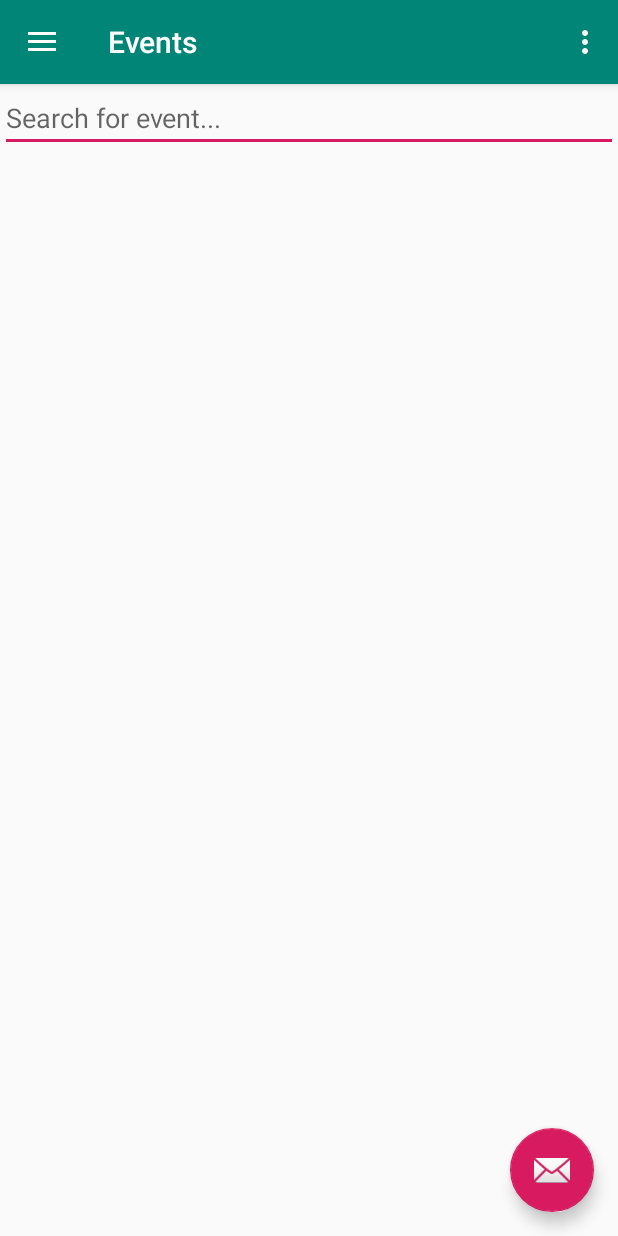
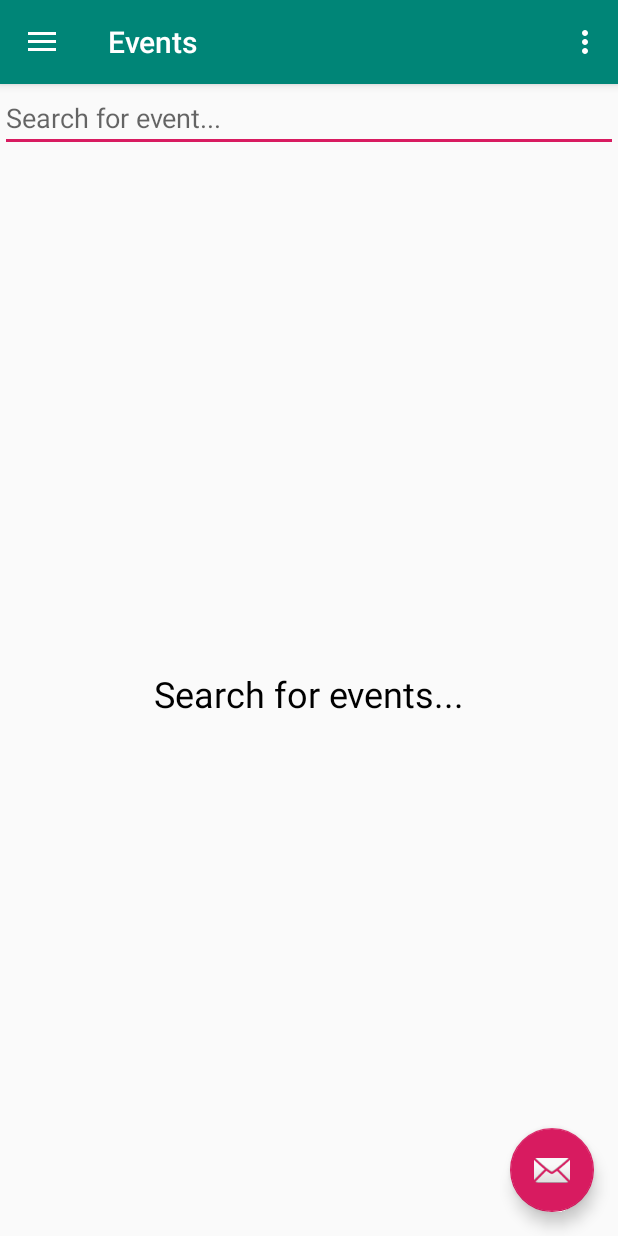
Before and after one commit to gdarwish/NextEvent, an Android app: the screen it shows after launch (MainActivity), on a phone screen of 412 x 824 dp. Run offline under Robolectric (Android 15) with nearby library versions, the phone set to English and light mode, and no system bars; our stand-ins replace Picasso, Volley, navigation-ui; libraries missing offline, so code that uses them is left out: ca.alidali.mainapi; pictures from the network do not load; 2 statements that could not run were skipped.

Commit message:
Finished SavedEvent

```diff
--- a/app/src/main/java/com/nextevent/Fragments/EventsFragment.java
+++ b/app/src/main/java/com/nextevent/Fragments/EventsFragment.java
@@ -7,9 +7,7 @@ import androidx.fragment.app.Fragment;
 import androidx.recyclerview.widget.LinearLayoutManager;
 import androidx.recyclerview.widget.RecyclerView;
 import ca.alidali.mainapi.APIResponse;
-import ca.alidali.mainapi.MainAPI;
 
-import android.util.Log;
 import android.view.KeyEvent;
 import android.view.LayoutInflater;
 import android.view.View;
@@ -19,7 +17,6 @@ import android.widget.TextView;
 
 import com.android.volley.Request;
 import com.google.gson.Gson;
-import com.google.gson.JsonObject;
 import com.nextevent.API.EventSingleton;
 import com.nextevent.JavaBeans.CustomRecyclerviewAdapter;
 import com.nextevent.JavaBeans.Event;
@@ -33,7 +30,8 @@ import static com.nextevent.MainActivity.fab;
 
 
 /**
- * A simple {@link Fragment} subclass.
+ * @author Ghaith Darwish
+ * @Last Modified: 30/03/2020
  */
 public class EventsFragment extends Fragment implements APIResponse {
 
@@ -41,41 +39,30 @@ public class EventsFragment extends Fragment implements APIResponse {
     CustomRecyclerviewAdapter adapter;
     ArrayList<Event> events = new ArrayList<>();
     EditText searBar;
+    TextView noEventsText;
 
     HashMap<String, String> headers = new HashMap<>();
     String url = "https://api.predicthq.com/v1/events/?q=";
-
 
     public EventsFragment() {
         // Required empty public constructor
     }
 
-
     @Override
     public View onCreateView(LayoutInflater inflater, ViewGroup container,
                              Bundle savedInstanceState) {
-        // Inflate the layout for this fragment
-        View view = inflater.inflate(R.layout.fragment_events, container, false);
+        final View view = inflater.inflate(R.layout.fragment_events, container, false);
 
         fab.hide();
         searBar = view.findViewById(R.id.searchBar);
         recyclerView = view.findViewById(R.id.eventRecyclerView);
         recyclerView.setLayoutManager(new LinearLayoutManager(getContext()));
-
-
+        noEventsText = view.findViewById(R.id.noEventsText);
         // API KEY
         headers.put("Authorization", getString(R.string.api_key));
-        // API URL
 
-
-//        events.add(new Event("Ghaith", "09/09/2020", "CA", "https://upload.wikimedia.org/wikipedia/commons/8/87/Google_Chrome_icon_%282011%29.png"));
-//        events.add(new Event("Ghaith", "09/09/2020", "CA", "https://imgbin.com/i/fav/android-chrome-512x512.png"));
-//        events.add(new Event("Ghaith", "09/09/2020", "CA", "https://icons.iconarchive.com/icons/martz90/circle/512/video-camera-icon.png"));
-//        events.add(new Event("Ghaith", "09/09/2020", "CA", "https://icons.iconarchive.com/icons/dtafalonso/android-l/512/WhatsApp-icon.png"));
-//        events.add(new Event("Ghaith", "09/09/2020", "CA", "https://www.lavalnews.ca/wp-content/uploads/2016/03/cropped-n-logo-black-outline-512-x-512.png"));
         // creating new instance of CustomRecyclerviewAdapter
-
-        adapter = new CustomRecyclerviewAdapter(events, getActivity(), R.id.eventToDetail);
+        adapter = new CustomRecyclerviewAdapter(events, getActivity(), R.id.eventToDetail, false);
         // Setting the adapter for the recyclerview
         recyclerView.setAdapter(adapter);
 
@@ -84,13 +71,18 @@ public class EventsFragment extends Fragment implements APIResponse {
             public boolean onEditorAction(TextView textView, int i, KeyEvent keyEvent) {
                 if (textView.getText().toString().isEmpty()) return false;
                 search(url + textView.getText().toString());
+                noEventsText.setVisibility(view.GONE);
                 return true;
             }
         });
-
         return view;
     }
 
+    /**
+     * Get data from API when searching
+     *
+     * @param search
+     */
     private void search(String search) {
         search += "&country=CA";
         EventSingleton.getInstance(getContext())
@@ -100,12 +92,8 @@ public class EventsFragment extends Fragment implements APIResponse {
 
     @Override
     public void onSuccess(Object result, int status) {
-//        Log.e("RESULT", "String\n" + result.toString());
-
         Gson gson = new Gson();
         EventResult eventResult = gson.fromJson(result.toString(), EventResult.class);
-//        Log.e("RESULT", "JSON\n" + eventResult.toString());
-
         events.clear();
 
         for (Event event : eventResult.getResults()) {
--- a/app/src/main/java/com/nextevent/Fragments/SavedFragment.java
+++ b/app/src/main/java/com/nextevent/Fragments/SavedFragment.java
@@ -43,7 +43,7 @@ public class SavedFragment extends Fragment {
         // get all events from the database and store in events ArrayList
         events = db.getAllEvents();
         // create CustomRecyclerviewAdapter object and give it the events lists, and savedEventToDetails id
-        adapter = new CustomRecyclerviewAdapter(events, getContext(), R.id.savedEventToDetails);
+        adapter = new CustomRecyclerviewAdapter(events, getContext(), R.id.savedEventToDetails, true);
         recyclerView.setLayoutManager(new LinearLayoutManager(getContext()));
         // set the recyclerview adapter
         recyclerView.setAdapter(adapter);
--- a/app/src/main/java/com/nextevent/JavaBeans/EventResult.java
+++ b/app/src/main/java/com/nextevent/JavaBeans/EventResult.java
@@ -5,6 +5,10 @@ import android.os.Parcelable;
 
 import androidx.annotation.NonNull;
 
+/**
+ * @author Ghaith Darwish
+ * @last modified: 30/03/2020
+ */
 public class EventResult implements Parcelable {
     int count;
     boolean overflow;
--- a/app/src/main/res/layout/fragment_events.xml
+++ b/app/src/main/res/layout/fragment_events.xml
@@ -18,5 +18,16 @@
     <androidx.recyclerview.widget.RecyclerView
         android:id="@+id/eventRecyclerView"
         android:layout_width="match_parent"
-        android:layout_height="match_parent" />
+        android:layout_height="wrap_content" />
+
+    <TextView
+        android:id="@+id/noEventsText"
+        android:layout_width="match_parent"
+        android:layout_height="wrap_content"
+        android:layout_gravity="center_vertical"
+        android:layout_weight="1"
+        android:gravity="center"
+        android:text="Search for events..."
+        android:textColor="@android:color/black"
+        android:textSize="24sp" />
 </LinearLayout>
```
Also changed, not shown: app/src/main/java/com/nextevent/Fragments/DetailEventFragment.java (+38 -31 lines), app/src/main/java/com/nextevent/JavaBeans/CustomRecyclerviewAdapter.java (+51 -25 lines), app/src/main/java/com/nextevent/JavaBeans/Event.java (+16 -1 lines), app/src/main/java/com/nextevent/JavaBeans/EventModel.java (deleted, +0 -38 lines).
